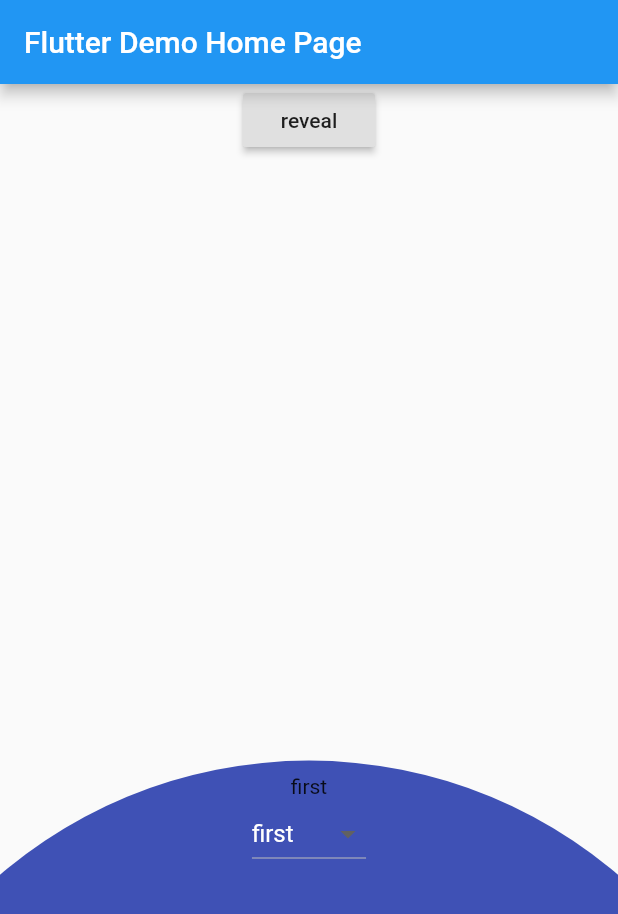
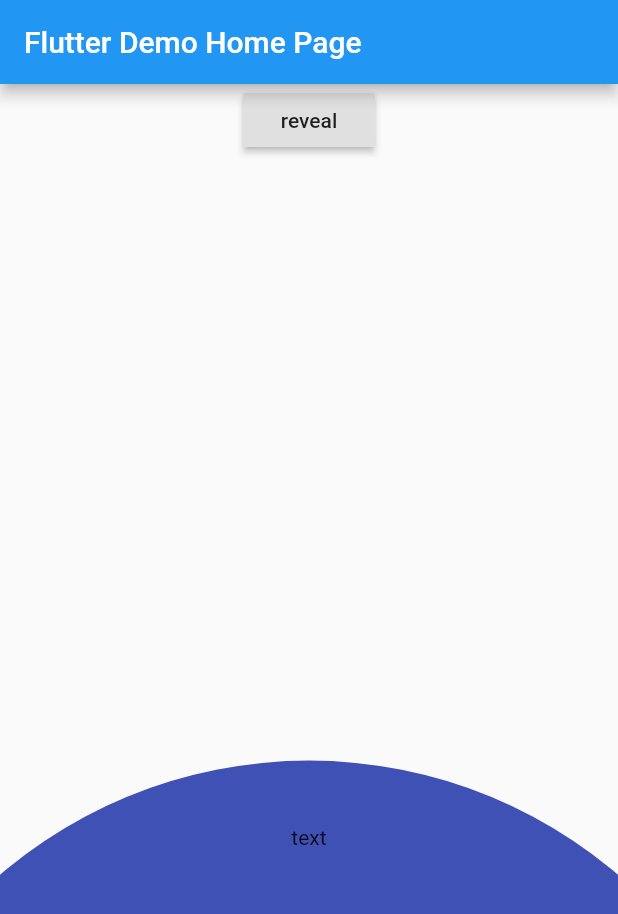
Before and after one commit to pupali/testBigCircle, a Flutter app: the screen it shows after launch, on a phone screen of 412 x 824 dp. Shown: the top 914 px of the screen. Run offline on Flutter 3.47's test engine with Material 2 defaults, Android fonts, the phone set to English and light mode, and no system bars.

Commit message:
adjusted_height

```diff
--- a/lib/reveal.dart
+++ b/lib/reveal.dart
@@ -2,16 +2,15 @@ import 'package:flutter/foundation.dart';
 import 'package:flutter/material.dart';
 
 class RevealCircle extends StatefulWidget {
-
   bool show = true;
 
   RevealCircle(this.show);
 
-
   _RevealCircleState createState() => _RevealCircleState();
 }
 
-class _RevealCircleState extends State<RevealCircle> with TickerProviderStateMixin {
+class _RevealCircleState extends State<RevealCircle>
+    with TickerProviderStateMixin {
   var screenHeight;
   var screenWidth;
   Animation animationTween;
@@ -21,30 +20,32 @@ class _RevealCircleState extends State<RevealCircle> with TickerProviderStateMix
   AnimationController rController;
   Animation rAnimation;
 
-
   @override
   void initState() {
-    controller = AnimationController(vsync: this, duration: Duration(milliseconds: 500));
-    animationTween = Tween<double>(begin: 0, end: 1).animate(controller)..addListener((){
+    controller =
+        AnimationController(vsync: this, duration: Duration(milliseconds: 300));
+    animationTween = Tween<double>(begin: 0, end: 1).animate(controller)
+      ..addListener(() {
         setState(() {
           fraction = animationTween.value;
         });
       });
 
-    rController = AnimationController(duration: Duration(milliseconds: 500), vsync: this);
-    rAnimation = Tween<double>(end: 0, begin: 1).animate(rController)..addListener(() {
+    rController =
+        AnimationController(duration: Duration(milliseconds: 300), vsync: this);
+    rAnimation = Tween<double>(end: 0, begin: 1).animate(rController)
+      ..addListener(() {
         setState(() {
-       fraction =  rAnimation.value;
+          fraction = rAnimation.value;
         });
-
       });
   }
 
   @override
   Widget build(BuildContext context) {
-    if(widget.show){
+    if (widget.show) {
       controller.forward();
-    }else{
+    } else {
       controller.reverse();
     }
     screenWidth = MediaQuery.of(context).size.width;
@@ -60,35 +61,12 @@ class _RevealCircleState extends State<RevealCircle> with TickerProviderStateMix
             ),
           ),
           Positioned(
-              top: screenHeight / 2,
+            bottom: screenWidth/1.6,
             child: Container(
-                height: screenHeight / 2,
               width: screenWidth,
-                child: Center(
-                    child: Column(
-                  children: <Widget>[
-                    Center(child: Text("first")),
-                    Theme(
-                      data: Theme.of(context).copyWith(canvasColor: Colors.indigo),
-                      child :DropdownButton(
-                      value: 1,
-                      onChanged: (newValue){
-                        print(newValue);
-                      },
-                      items: [
-                        DropdownMenuItem(
-                          value: 1,
-                          child: Text("first" ,style: TextStyle(color: Colors.white),),
+              child: Center(child: Text("text")),
             ),
-                        DropdownMenuItem(
-                          value: 2,
-                          child: Text("second",style: TextStyle(color: Colors.white)),
-                        )
-                      ],
-                    ),),
-                  ],
-                )),
-              )),
+          ),
         ],
       )),
     );
@@ -111,8 +89,8 @@ class BigCirclePainter extends CustomPainter {
     var painter = Paint();
     painter.color = Colors.indigo;
     painter.strokeWidth = 10;
-    canvas.drawCircle(
-        Offset(size.width / 2, size.height), size.width / 1.3 * fraction, painter);
+    canvas.drawCircle(Offset(size.width / 2, size.height),
+        size.width / 1.3 * fraction, painter);
   }
 
   @override
```
Lines whose indentation alone changed are shown as unchanged.
